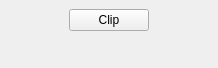
Before: the Qt Designer form Polyhedron/demo/Polyhedron/Plugins/PCA/Clipping_box_widget.ui in CGAL/cgal, drawn with Qt 5.
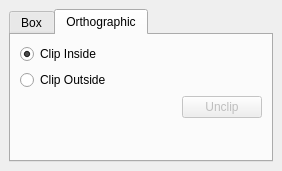
After: the same form once the commit is applied. The open tabs and pages were chosen to show the change.

```diff
--- a/Polyhedron/demo/Polyhedron/Plugins/PCA/Clipping_box_widget.ui
+++ b/Polyhedron/demo/Polyhedron/Plugins/PCA/Clipping_box_widget.ui
@@ -6,15 +6,25 @@
    <rect>
     <x>0</x>
     <y>0</y>
-    <width>218</width>
-    <height>68</height>
+    <width>282</width>
+    <height>171</height>
    </rect>
   </property>
   <property name="windowTitle">
    <string>Clipping Box</string>
   </property>
   <widget class="QWidget" name="dockWidgetContents">
-   <layout class="QVBoxLayout" name="verticalLayout" stretch="0,0">
+   <layout class="QVBoxLayout" name="verticalLayout" stretch="0">
+    <item>
+     <widget class="QTabWidget" name="tabWidget">
+      <property name="currentIndex">
+       <number>0</number>
+      </property>
+      <widget class="QWidget" name="tab">
+       <attribute name="title">
+        <string>Box</string>
+       </attribute>
+       <layout class="QVBoxLayout" name="verticalLayout_2">
     <item>
      <layout class="QHBoxLayout" name="horizontalLayout">
       <item>
@@ -52,6 +62,70 @@
          </size>
         </property>
        </spacer>
+          </item>
+         </layout>
+        </item>
+        <item>
+         <spacer name="verticalSpacer_2">
+          <property name="orientation">
+           <enum>Qt::Vertical</enum>
+          </property>
+          <property name="sizeHint" stdset="0">
+           <size>
+            <width>20</width>
+            <height>40</height>
+           </size>
+          </property>
+         </spacer>
+        </item>
+       </layout>
+      </widget>
+      <widget class="QWidget" name="tab_2">
+       <attribute name="title">
+        <string>Orthographic</string>
+       </attribute>
+       <layout class="QVBoxLayout" name="verticalLayout_3">
+        <item>
+         <widget class="QRadioButton" name="clip_inside_button">
+          <property name="text">
+           <string>Clip Inside</string>
+          </property>
+          <property name="checked">
+           <bool>true</bool>
+          </property>
+         </widget>
+        </item>
+        <item>
+         <widget class="QRadioButton" name="clip_outside_button">
+          <property name="text">
+           <string>Clip Outside</string>
+          </property>
+         </widget>
+        </item>
+        <item>
+         <layout class="QHBoxLayout" name="horizontalLayout_2">
+          <item>
+           <spacer name="horizontalSpacer_3">
+            <property name="orientation">
+             <enum>Qt::Horizontal</enum>
+            </property>
+            <property name="sizeHint" stdset="0">
+             <size>
+              <width>40</width>
+              <height>20</height>
+             </size>
+            </property>
+           </spacer>
+          </item>
+          <item>
+           <widget class="QPushButton" name="pushButton_2">
+            <property name="enabled">
+             <bool>false</bool>
+            </property>
+            <property name="text">
+             <string>Unclip</string>
+            </property>
+           </widget>
       </item>
      </layout>
     </item>
@@ -67,6 +141,10 @@
        </size>
       </property>
      </spacer>
+        </item>
+       </layout>
+      </widget>
+     </widget>
     </item>
    </layout>
   </widget>
```
Left out of the diff: 4 changed lines with no effect on the pictures. Lines whose indentation alone changed are shown as unchanged.
